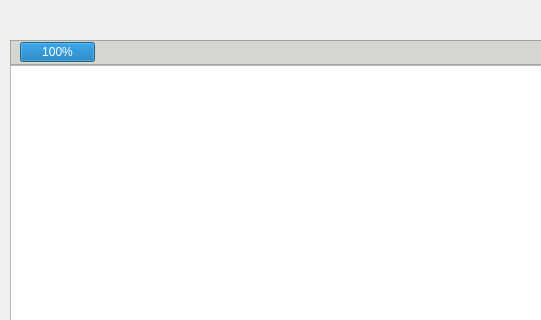
First picture: the form in mainwindow.ui, repository Cherrybomb33/HeartWave, before the edit; both pictures show x 0 to 541 and y 0 to 320 of the 622 by 670 pixel window.
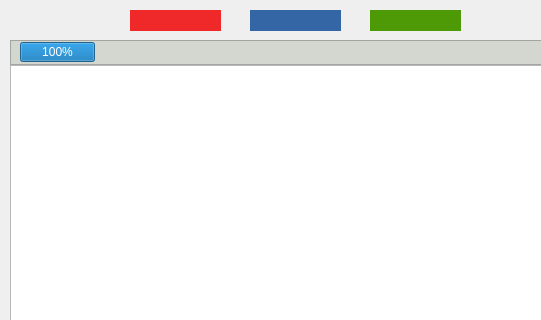
Second picture: the form after the edit. Icons and pictures are not drawn.

Commit message: Add coherence level lights

What changed in the file:
```diff
--- a/mainwindow.ui
+++ b/mainwindow.ui
@@ -293,6 +293,60 @@
      <string/>
     </property>
    </widget>
+   <widget class="QLabel" name="lowLabel">
+    <property name="geometry">
+     <rect>
+      <x>130</x>
+      <y>10</y>
+      <width>91</width>
+      <height>21</height>
+     </rect>
+    </property>
+    <property name="styleSheet">
+     <string notr="true">QLabel{
+background-color:rgb(239, 41, 41);
+}</string>
+    </property>
+    <property name="text">
+     <string/>
+    </property>
+   </widget>
+   <widget class="QLabel" name="medLabel">
+    <property name="geometry">
+     <rect>
+      <x>250</x>
+      <y>10</y>
+      <width>91</width>
+      <height>21</height>
+     </rect>
+    </property>
+    <property name="styleSheet">
+     <string notr="true">QLabel{
+	background-color: rgb(52, 101, 164);
+}</string>
+    </property>
+    <property name="text">
+     <string/>
+    </property>
+   </widget>
+   <widget class="QLabel" name="highLabel">
+    <property name="geometry">
+     <rect>
+      <x>370</x>
+      <y>10</y>
+      <width>91</width>
+      <height>21</height>
+     </rect>
+    </property>
+    <property name="styleSheet">
+     <string notr="true">QLabel{
+	background-color: rgb(78, 154, 6);
+}</string>
+    </property>
+    <property name="text">
+     <string/>
+    </property>
+   </widget>
   </widget>
   <widget class="QMenuBar" name="menubar">
    <property name="geometry">
```
Left out of the diff: 4 changed lines with no effect on the pictures.
